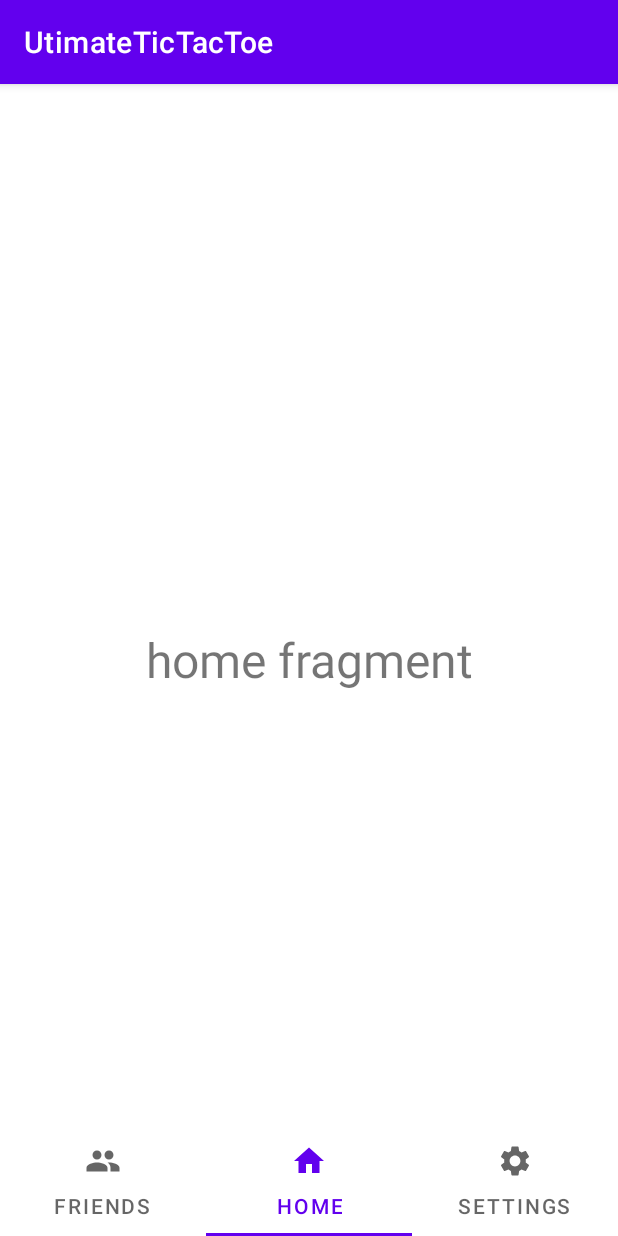
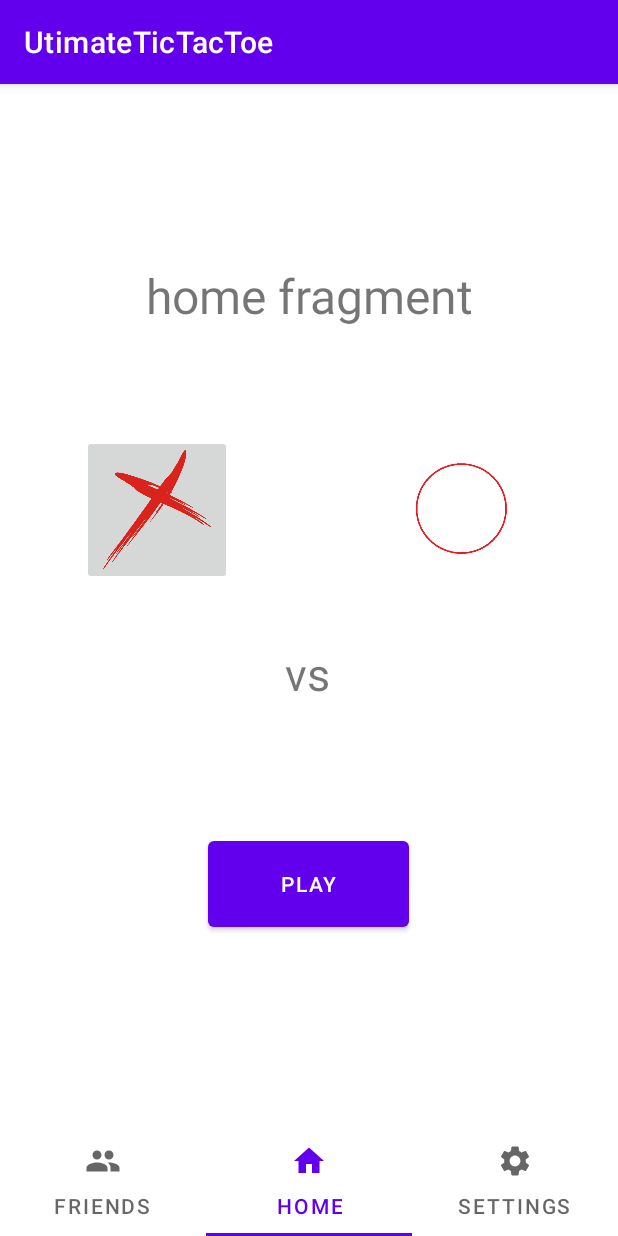
Before and after one commit to Tomer644/UtimateTicTacToe, an Android app: the screen it shows after launch (MainActivity), item 2 of the bottom bar chosen, on a phone screen of 412 x 824 dp. Run offline under Robolectric (Android 15) with nearby library versions, the phone set to English and light mode, and no system bars.

Commit message:
added an ugly homepage

```diff
--- a/app/src/main/res/layout/activity_main.xml
+++ b/app/src/main/res/layout/activity_main.xml
@@ -11,13 +11,15 @@
         android:id="@+id/pager"
         android:layout_width="match_parent"
         android:layout_height="match_parent" />
+<!--        android:background="#0002ba"-->
 
     <com.google.android.material.tabs.TabLayout
         android:id="@+id/tabLayout"
         android:layout_alignParentBottom="true"
         android:layout_width="match_parent"
         android:layout_height="wrap_content">
-<!--        android:background="#0002ba"-->
+<!--        android:background="#5e38ee"-->
+
 
         <com.google.android.material.tabs.TabItem
             android:layout_width="match_parent"
--- a/app/src/main/res/layout/fragment_home.xml
+++ b/app/src/main/res/layout/fragment_home.xml
@@ -1,15 +1,83 @@
 <?xml version="1.0" encoding="utf-8"?>
-<FrameLayout xmlns:android="http://schemas.android.com/apk/res/android"
+<androidx.constraintlayout.widget.ConstraintLayout xmlns:android="http://schemas.android.com/apk/res/android"
+    xmlns:app="http://schemas.android.com/apk/res-auto"
     xmlns:tools="http://schemas.android.com/tools"
     android:layout_width="match_parent"
     android:layout_height="match_parent"
     tools:context=".HomeFragment">
 
     <TextView
-        android:layout_width="match_parent"
-        android:layout_height="match_parent"
+        android:id="@+id/textView"
+        android:layout_width="wrap_content"
+        android:layout_height="wrap_content"
+        android:layout_alignParentStart="true"
+        android:layout_alignParentTop="true"
+        android:layout_alignParentEnd="true"
+        android:layout_alignParentBottom="true"
         android:gravity="center"
         android:text="home fragment"
-        android:textSize="32dp" />
+        android:textSize="32dp"
+        app:layout_constraintBottom_toBottomOf="parent"
+        app:layout_constraintEnd_toEndOf="parent"
+        app:layout_constraintStart_toStartOf="parent"
+        app:layout_constraintTop_toTopOf="parent"
+        app:layout_constraintVertical_bias="0.165" />
 
-</FrameLayout>
+    <ImageButton
+        android:id="@+id/Xbutton"
+        android:layout_width="100dp"
+        android:layout_height="100dp"
+        android:maxWidth="100dp"
+        android:maxHeight="100dp"
+        android:scaleType="fitCenter"
+        android:src="@drawable/xLogo1"
+        app:layout_constraintBottom_toBottomOf="parent"
+        app:layout_constraintEnd_toEndOf="parent"
+        app:layout_constraintHorizontal_bias="0.175"
+        app:layout_constraintStart_toStartOf="parent"
+        app:layout_constraintTop_toTopOf="parent"
+        app:layout_constraintVertical_bias="0.35" />
+
+    <ImageButton
+        android:id="@+id/Obutton"
+        android:layout_width="100dp"
+        android:layout_height="100dp"
+        android:maxWidth="100dp"
+        android:maxHeight="100dp"
+        android:scaleType="fitCenter"
+        android:src="@drawable/Ologo1"
+        android:background="@null"
+        app:layout_constraintBottom_toBottomOf="parent"
+        app:layout_constraintEnd_toEndOf="parent"
+        app:layout_constraintHorizontal_bias="0.825"
+        app:layout_constraintStart_toStartOf="parent"
+        app:layout_constraintTop_toTopOf="parent"
+        app:layout_constraintVertical_bias="0.35" />
+
+    <TextView
+        android:layout_width="wrap_content"
+        android:layout_height="wrap_content"
+        android:gravity="center"
+        android:text="vs"
+        android:textSize="30dp"
+        app:layout_constraintBottom_toBottomOf="parent"
+        app:layout_constraintEnd_toEndOf="parent"
+        app:layout_constraintHorizontal_bias="0.498"
+        app:layout_constraintStart_toStartOf="parent"
+        app:layout_constraintTop_toTopOf="parent"
+        app:layout_constraintVertical_bias="0.512" />
+
+    <Button
+        android:id="@+id/btnPlay"
+        android:layout_width="134dp"
+        android:layout_height="69dp"
+        android:text="play"
+        app:layout_constraintBottom_toBottomOf="parent"
+        app:layout_constraintEnd_toEndOf="parent"
+        app:layout_constraintHorizontal_bias="0.498"
+        app:layout_constraintStart_toStartOf="parent"
+        app:layout_constraintTop_toTopOf="parent"
+        app:layout_constraintVertical_bias="0.714" />
+
+
+</androidx.constraintlayout.widget.ConstraintLayout>
```
Also changed, not shown: app/src/main/res/drawable/Ologo1.png (added), app/src/main/res/drawable/xLogo1.png (added).
